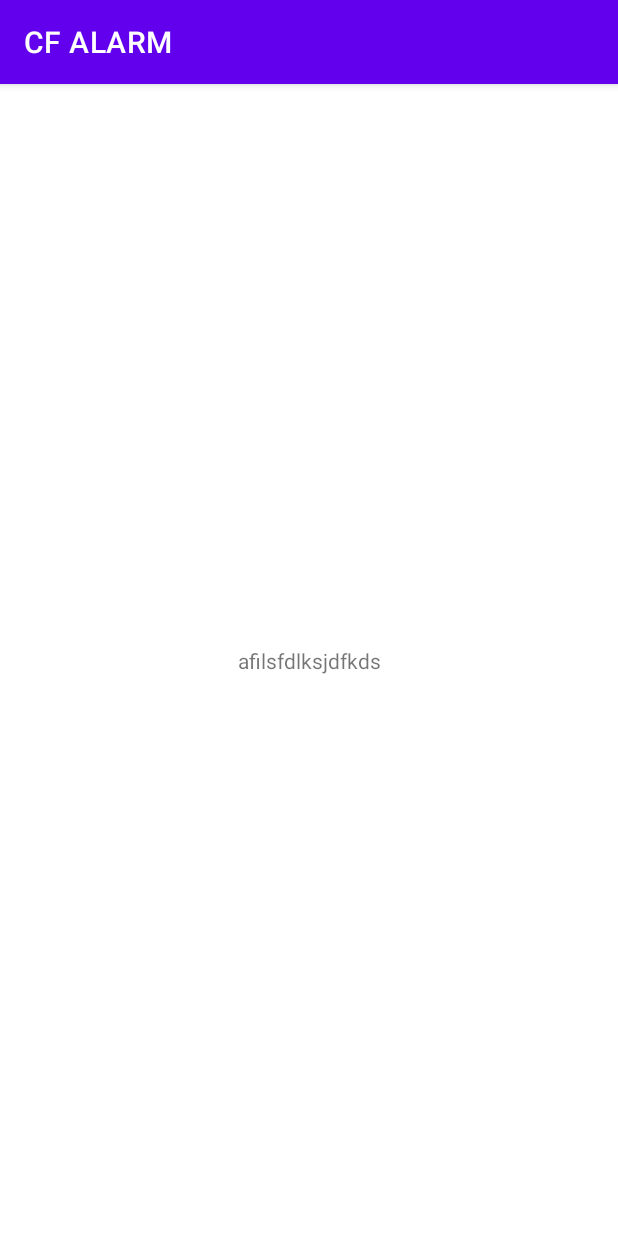
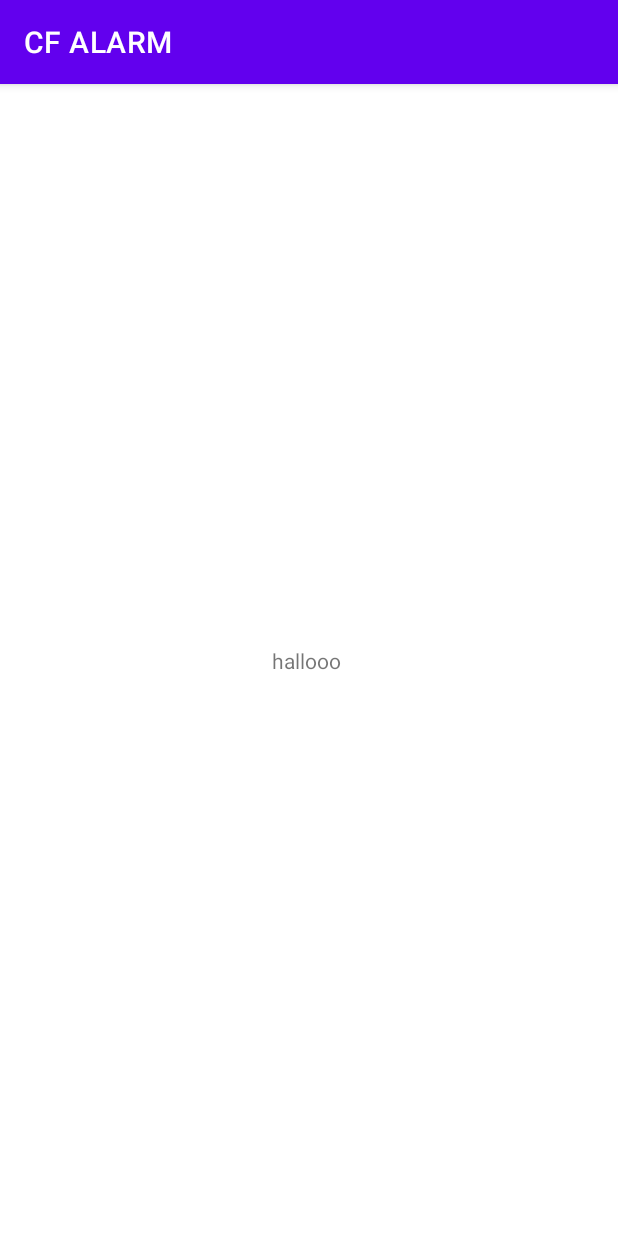
Before and after one commit to cflsss/cflsss, an Android app: the screen it shows after launch (MainActivity), on a phone screen of 412 x 824 dp. Run offline under Robolectric (Android 15) with nearby library versions, the phone set to English and light mode, and no system bars.

Commit message:
cambiar jkasbdkasbfjka

```diff
--- a/android/app/src/main/res/layout/activity_main.xml
+++ b/android/app/src/main/res/layout/activity_main.xml
@@ -9,7 +9,7 @@
     <TextView
         android:layout_width="wrap_content"
         android:layout_height="wrap_content"
-        android:text="afilsfdlksjdfkds"
+        android:text="hallooo "
         app:layout_constraintBottom_toBottomOf="parent"
         app:layout_constraintLeft_toLeftOf="parent"
         app:layout_constraintRight_toRightOf="parent"
```
